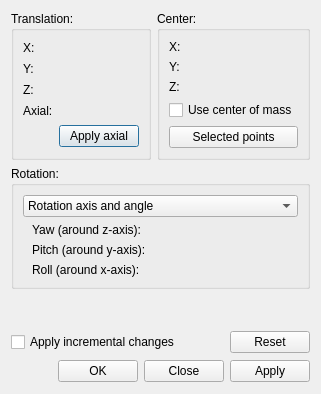
southseact-3d/fcd, file src/Gui/Placement.ui: the form before one commit.
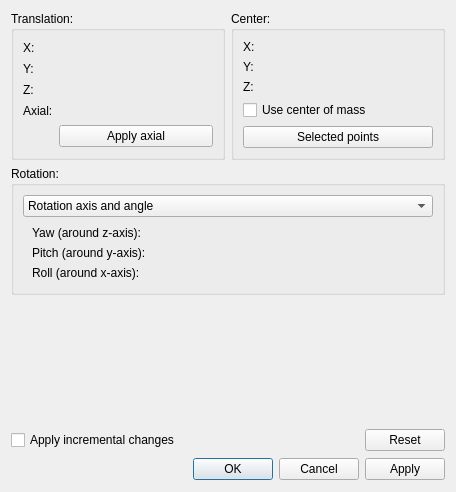
The form after the commit. Custom widgets are drawn as their Qt base class.

Commit message:
Core: Placement dialog
+ replace separate buttons with QDialogButtonBox
+ add convenience method setPlacementAndBindObject
+ use const DocumentObject

```diff
--- a/src/Gui/Placement.ui
+++ b/src/Gui/Placement.ui
@@ -6,8 +6,8 @@
    <rect>
     <x>0</x>
     <y>0</y>
-    <width>277</width>
-    <height>394</height>
+    <width>456</width>
+    <height>492</height>
    </rect>
   </property>
   <property name="windowTitle">
@@ -487,23 +487,9 @@
       </spacer>
      </item>
      <item>
-      <widget class="QPushButton" name="oKButton">
-       <property name="text">
-        <string>OK</string>
-       </property>
-      </widget>
-     </item>
-     <item>
-      <widget class="QPushButton" name="closeButton">
-       <property name="text">
-        <string>Close</string>
-       </property>
-      </widget>
-     </item>
-     <item>
-      <widget class="QPushButton" name="applyButton">
-       <property name="text">
-        <string>Apply</string>
+      <widget class="QDialogButtonBox" name="buttonBox">
+       <property name="standardButtons">
+        <set>QDialogButtonBox::Apply|QDialogButtonBox::Cancel|QDialogButtonBox::Ok</set>
        </property>
       </widget>
      </item>
```
Left out of the diff: 71 changed lines with no effect on the pictures. The commit also changes 5 other files.
